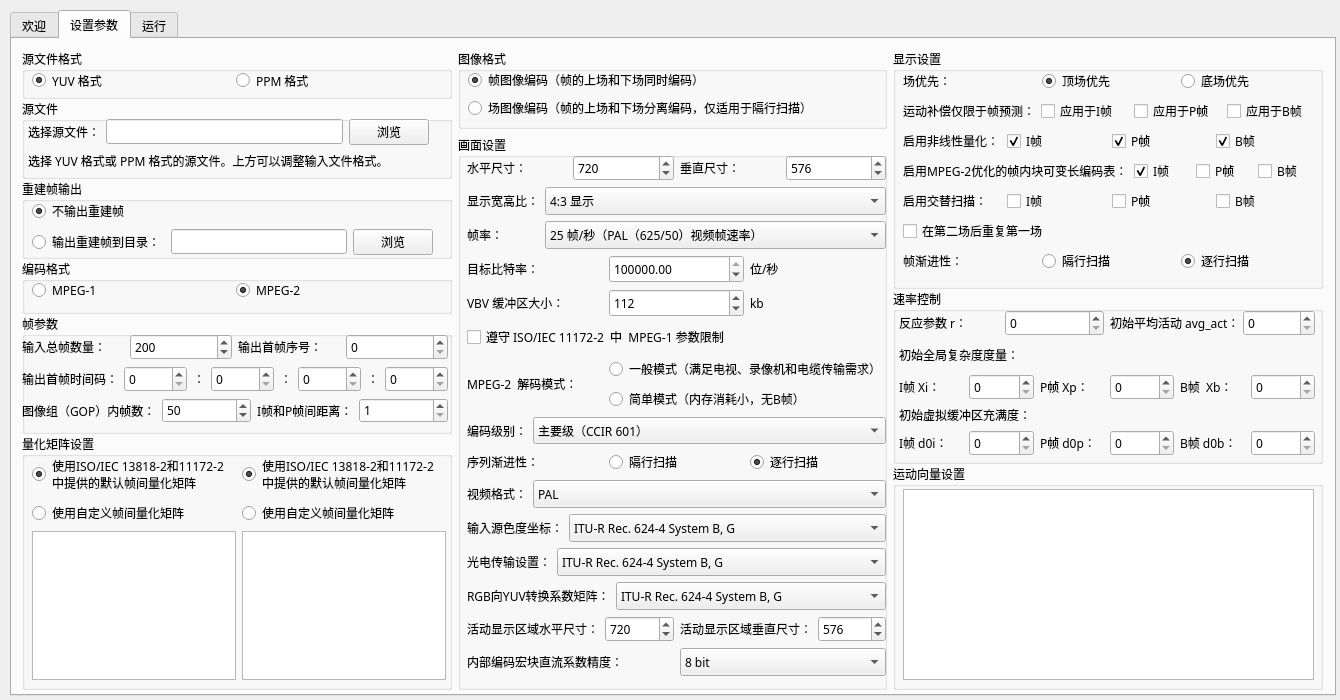
The window that display.ui (radoth/encoder) describes before a commit, drawn with Qt 5.
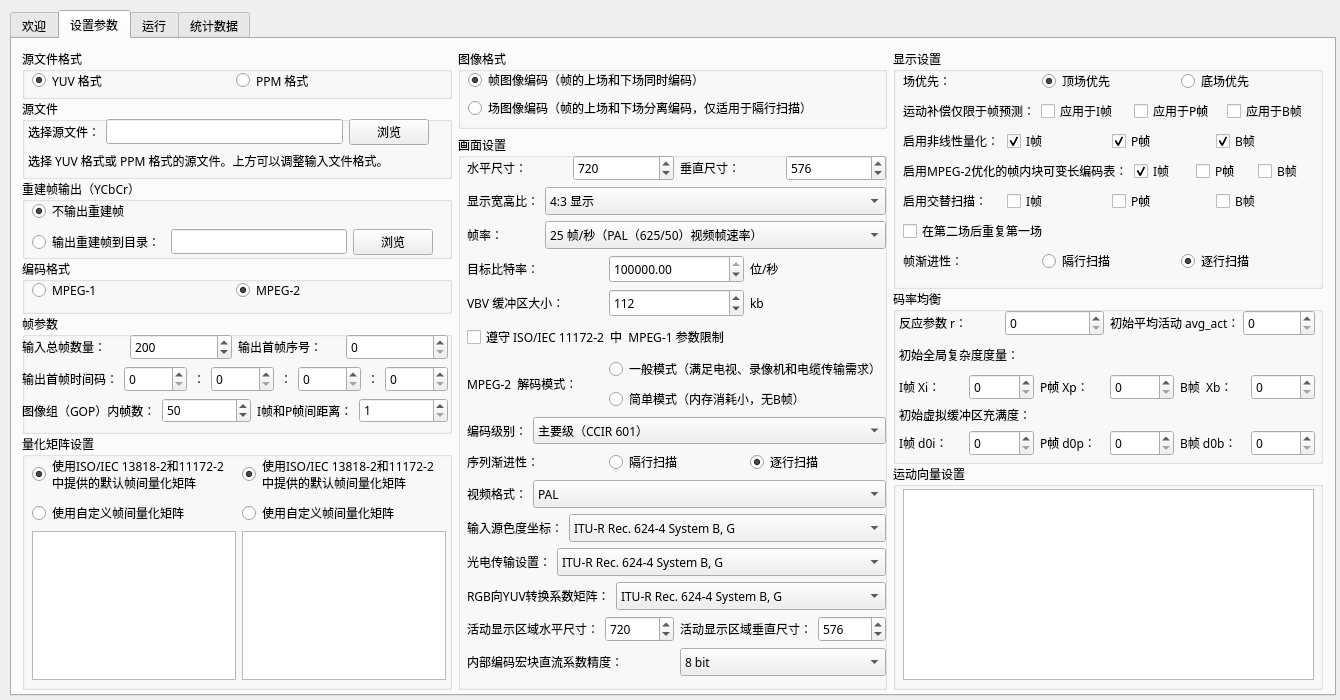
The same window after the commit. The open tabs and pages were chosen to show the change.

Commit message: 加统计前能用版本

The edit to the form file:
```diff
--- a/display.ui
+++ b/display.ui
@@ -185,7 +185,7 @@
            </size>
           </property>
           <property name="title">
-           <string>重建帧输出</string>
+           <string>重建帧输出（YCbCr）</string>
           </property>
           <widget class="QWidget" name="layoutWidget">
            <property name="geometry">
@@ -1620,7 +1620,7 @@
            </size>
           </property>
           <property name="title">
-           <string>速率控制</string>
+           <string>码率均衡</string>
           </property>
           <widget class="QWidget" name="layoutWidget">
            <property name="geometry">
@@ -2026,6 +2026,11 @@
      </widget>
     </widget>
    </widget>
+   <widget class="QWidget" name="tab_2">
+    <attribute name="title">
+     <string>统计数据</string>
+    </attribute>
+   </widget>
   </widget>
   <widget class="QWidget" name="layoutWidget">
    <property name="geometry">
```
Left out of the diff: 2 changed lines with no effect on the pictures. The commit also changes 1 other file.
